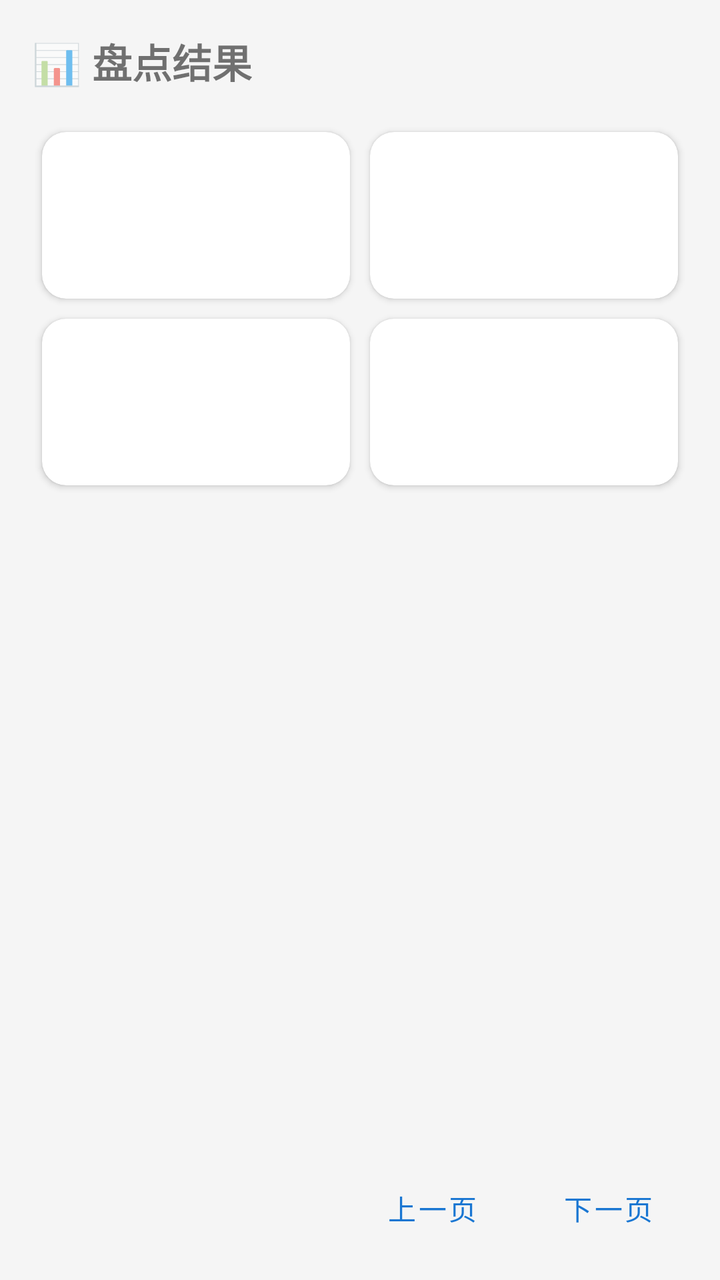
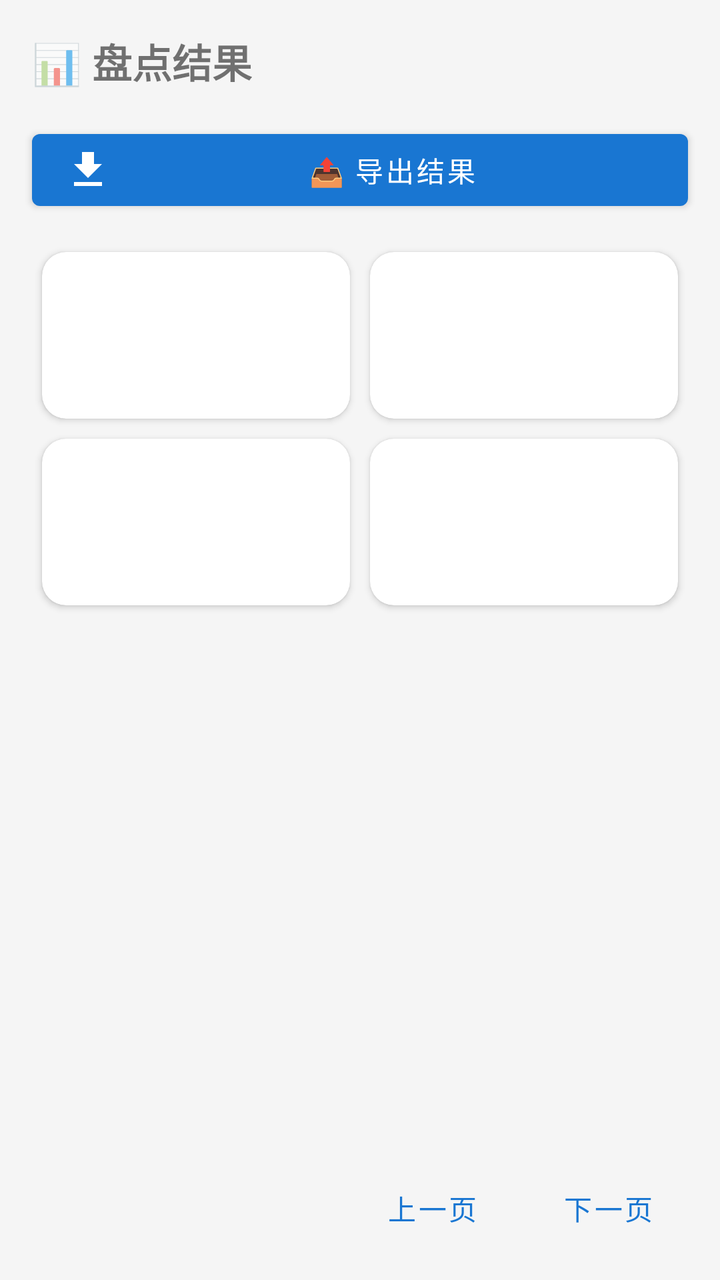

Compare the two renders of this Android layout. The source of the first and the diff that turns it into the second are given below.
<!-- AndroidManifest.xml: application theme Theme.HuaxiaInventory -->
<!-- res/layout/fragment_result.xml -->
<?xml version="1.0" encoding="utf-8"?>
<LinearLayout
    xmlns:android="http://schemas.android.com/apk/res/android"
    xmlns:app="http://schemas.android.com/apk/res-auto"
    android:layout_width="match_parent"
    android:layout_height="match_parent"
    android:orientation="vertical"
    android:background="@color/bgSurface">

    <TextView
        android:layout_width="wrap_content"
        android:layout_height="wrap_content"
        android:layout_margin="@dimen/cardPadding"
        android:text="@string/result_title"
        android:textSize="@dimen/textSizeTitle"
        android:textStyle="bold" />

    <GridLayout
        android:id="@+id/statGrid"
        android:layout_width="match_parent"
        android:layout_height="wrap_content"
        android:columnCount="2"
        android:rowCount="2"
        android:paddingStart="@dimen/cardPadding"
        android:paddingEnd="@dimen/cardPadding"
        android:useDefaultMargins="false">

        <include
            android:id="@+id/allStat"
            layout="@layout/view_stat_card"
            android:layout_width="0dp"
            android:layout_height="wrap_content"
            android:layout_columnWeight="1"
            android:layout_margin="5dp" />

        <include
            android:id="@+id/foundStat"
            layout="@layout/view_stat_card"
            android:layout_width="0dp"
            android:layout_height="wrap_content"
            android:layout_columnWeight="1"
            android:layout_margin="5dp" />

        <include
            android:id="@+id/missingStat"
            layout="@layout/view_stat_card"
            android:layout_width="0dp"
            android:layout_height="wrap_content"
            android:layout_columnWeight="1"
            android:layout_margin="5dp" />

        <include
            android:id="@+id/extraStat"
            layout="@layout/view_stat_card"
            android:layout_width="0dp"
            android:layout_height="wrap_content"
            android:layout_columnWeight="1"
            android:layout_margin="5dp" />
    </GridLayout>

    <TextView
        android:id="@+id/emptyTv"
        android:layout_width="match_parent"
        android:layout_height="0dp"
        android:layout_weight="1"
        android:gravity="center"
        android:visibility="gone"
        android:textSize="@dimen/textSizeBody"
        android:textColor="@color/textHint"
        android:text="@string/err_empty_result" />

    <androidx.recyclerview.widget.RecyclerView
        android:id="@+id/resultRv"
        android:layout_width="match_parent"
        android:layout_height="0dp"
        android:layout_weight="1"
        android:paddingStart="@dimen/cardPadding"
        android:paddingEnd="@dimen/cardPadding"
        android:paddingTop="@dimen/cardPadding"
        android:clipToPadding="false" />

    <LinearLayout
        android:id="@+id/paginationRow"
        android:layout_width="match_parent"
        android:layout_height="wrap_content"
        android:orientation="horizontal"
        android:gravity="center_vertical"
        android:padding="12dp">

        <TextView
            android:id="@+id/paginationInfoTv"
            android:layout_width="0dp"
            android:layout_height="wrap_content"
            android:layout_weight="1"
            android:textSize="13sp"
            android:textColor="@color/textHint" />

        <com.google.android.material.button.MaterialButton
            android:id="@+id/prevBtn"
            style="@style/Widget.MaterialComponents.Button.TextButton"
            android:layout_width="wrap_content"
            android:layout_height="wrap_content"
            android:text="@string/action_prev" />

        <com.google.android.material.button.MaterialButton
            android:id="@+id/nextBtn"
            style="@style/Widget.MaterialComponents.Button.TextButton"
            android:textColor="@color/colorPrimary"
            android:layout_width="wrap_content"
            android:layout_height="wrap_content"
            android:text="@string/action_next" />
    </LinearLayout>
</LinearLayout>
<!-- res/layout/view_stat_card.xml (included above) -->
<?xml version="1.0" encoding="utf-8"?>
<androidx.cardview.widget.CardView
    xmlns:android="http://schemas.android.com/apk/res/android"
    xmlns:app="http://schemas.android.com/apk/res-auto"
    android:layout_width="match_parent"
    android:layout_height="wrap_content"
    app:cardCornerRadius="@dimen/cardCornerRadius"
    app:cardElevation="@dimen/cardElevation"
    app:cardBackgroundColor="@color/cardCorner"
    android:clickable="true"
    android:focusable="true"
    android:foreground="?attr/selectableItemBackground">

    <LinearLayout
        android:layout_width="match_parent"
        android:layout_height="wrap_content"
        android:orientation="vertical"
        android:padding="14dp"
        android:gravity="center">

        <TextView
            android:id="@+id/statLabelTv"
            android:layout_width="wrap_content"
            android:layout_height="wrap_content"
            style="@style/Huaxia.StatLabel" />

        <TextView
            android:id="@+id/statNumberTv"
            android:layout_width="wrap_content"
            android:layout_height="wrap_content"
            android:layout_marginTop="4dp"
            style="@style/Huaxia.StatNumber" />

        <TextView
            android:id="@+id/statSubTv"
            android:layout_width="wrap_content"
            android:layout_height="wrap_content"
            android:layout_marginTop="2dp"
            android:visibility="gone"
            style="@style/Huaxia.StatSub" />
    </LinearLayout>
</androidx.cardview.widget.CardView>
<!-- resources referenced by this layout -->
<resources>
  <color name="bgSurface">#F5F5F5</color>
  <color name="cardCorner">#FFFFFF</color>
  <color name="colorPrimary">#1976D2</color>
  <color name="textHint">#888888</color>
  <dimen name="cardCornerRadius">12dp</dimen>
  <dimen name="cardElevation">2dp</dimen>
  <dimen name="cardPadding">16dp</dimen>
  <dimen name="textSizeBody">14sp</dimen>
  <dimen name="textSizeTitle">20sp</dimen>
  <string name="action_next">下一页</string>
  <string name="action_prev">上一页</string>
  <string name="err_empty_result">暂无数据</string>
  <string name="result_title">📊 盘点结果</string>
  <style name="Huaxia.StatLabel" parent="">
          <item name="android:textSize">@dimen/textSizeLabel</item>
          <item name="android:textColor">@color/textHint</item>
          <item name="android:gravity">center</item>
      </style>
  <style name="Huaxia.StatNumber" parent="">
          <item name="android:textSize">@dimen/statNumberSize</item>
          <item name="android:textStyle">bold</item>
          <item name="android:gravity">center</item>
      </style>
  <style name="Huaxia.StatSub" parent="">
          <item name="android:textSize">11sp</item>
          <item name="android:textColor">@color/textLightHint</item>
          <item name="android:gravity">center</item>
      </style>
  <style name="Theme.HuaxiaInventory" parent="Theme.MaterialComponents.DayNight.NoActionBar">
          <item name="colorPrimary">@color/colorPrimary</item>
          <item name="colorPrimaryDark">@color/colorPrimaryDark</item>
          <item name="colorAccent">@color/colorAccent</item>
          <item name="colorOnPrimary">@android:color/white</item>
          <item name="android:statusBarColor">@color/colorPrimary</item>
          <item name="android:windowLightStatusBar">false</item>
          <item name="toolbarStyle">@style/Huaxia.Toolbar</item>
      </style>
  <dimen name="textSizeLabel">12sp</dimen>
  <dimen name="statNumberSize">26sp</dimen>
  <color name="textLightHint">#AAAAAA</color>
  <color name="colorPrimaryDark">#0D47A1</color>
  <color name="colorAccent">#FF9800</color>
  <style name="Huaxia.Toolbar" parent="Widget.MaterialComponents.Toolbar.Primary">
          <item name="android:background">@color/colorPrimary</item>
          <item name="titleTextColor">@android:color/white</item>
          <item name="subtitleTextColor">@android:color/white</item>
          <item name="android:elevation">4dp</item>
      </style>
</resources>

<!-- the commit's change to res/layout/fragment_result.xml (unified diff, before → after) -->
@@ -14,6 +14,18 @@
         android:text="@string/result_title"
         android:textSize="@dimen/textSizeTitle"
         android:textStyle="bold" />
+
+    <com.google.android.material.button.MaterialButton
+        android:id="@+id/exportBtn"
+        style="@style/Widget.MaterialComponents.Button"
+        android:layout_width="match_parent"
+        android:layout_height="wrap_content"
+        android:layout_marginStart="@dimen/cardPadding"
+        android:layout_marginEnd="@dimen/cardPadding"
+        android:layout_marginBottom="12dp"
+        android:text="@string/result_export_btn"
+        app:icon="@drawable/ic_export"
+        app:iconTint="@android:color/white" />
 
     <GridLayout
         android:id="@+id/statGrid"
<!-- resource entries referenced after the edit -->
@@ -9,9 +9,18 @@
   <dimen name="cardPadding">16dp</dimen>
   <dimen name="textSizeBody">14sp</dimen>
   <dimen name="textSizeTitle">20sp</dimen>
+  <!-- drawable ic_export (drawable) -->
+  <vector xmlns:android="http://schemas.android.com/apk/res/android"
+      android:width="24dp" android:height="24dp"
+      android:viewportWidth="24" android:viewportHeight="24"
+      android:tint="@android:color/white">
+      <path android:fillColor="@android:color/white"
+          android:pathData="M19,9h-4V3H9v6H5l7,7L19,9zM5,18v2h14v-2H5z" />
+  </vector>
   <string name="action_next">下一页</string>
   <string name="action_prev">上一页</string>
   <string name="err_empty_result">暂无数据</string>
+  <string name="result_export_btn">📤 导出结果</string>
   <string name="result_title">📊 盘点结果</string>
   <style name="Huaxia.StatLabel" parent="">
           <item name="android:textSize">@dimen/textSizeLabel</item>
